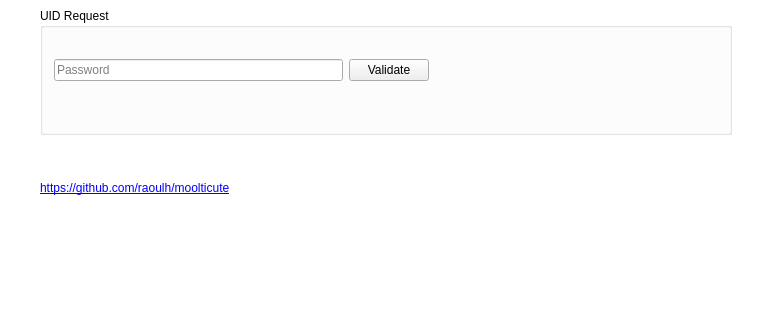
First picture: the form in src/MainWindow.ui, repository mooltipass/moolticute, before the edit; both pictures show x 0 to 772 and y 236 to 556 of the 772 by 556 pixel window.
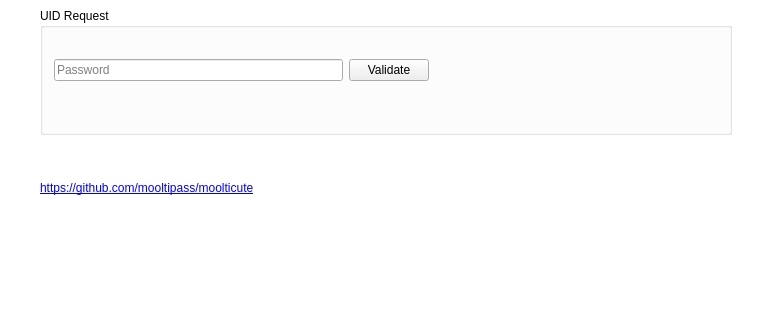
Second picture: the form after the edit. The open tabs and pages were chosen to show the change. Icons and pictures are not drawn. Custom widgets are drawn as their Qt base class.

Commit message: Update GitHub URL to the project in About tab

```diff
--- a/src/MainWindow.ui
+++ b/src/MainWindow.ui
@@ -2451,7 +2451,7 @@
         <item>
          <widget class="QLabel" name="label_28">
           <property name="text">
-           <string>&lt;html&gt;&lt;head/&gt;&lt;body&gt;&lt;p&gt;&lt;a href=&quot;https://github.com/raoulh/moolticute&quot;&gt;&lt;span style=&quot; text-decoration: underline; color:#0000ff;&quot;&gt;https://github.com/raoulh/moolticute&lt;/span&gt;&lt;/a&gt;&lt;/p&gt;&lt;/body&gt;&lt;/html&gt;</string>
+           <string>&lt;html&gt;&lt;head/&gt;&lt;body&gt;&lt;p&gt;&lt;a href=&quot;https://github.com/mooltipass/moolticute&quot;&gt;&lt;span style=&quot; text-decoration: underline; color:#0000ff;&quot;&gt;https://github.com/mooltipass/moolticute&lt;/span&gt;&lt;/a&gt;&lt;/p&gt;&lt;/body&gt;&lt;/html&gt;</string>
           </property>
          </widget>
         </item>
```
